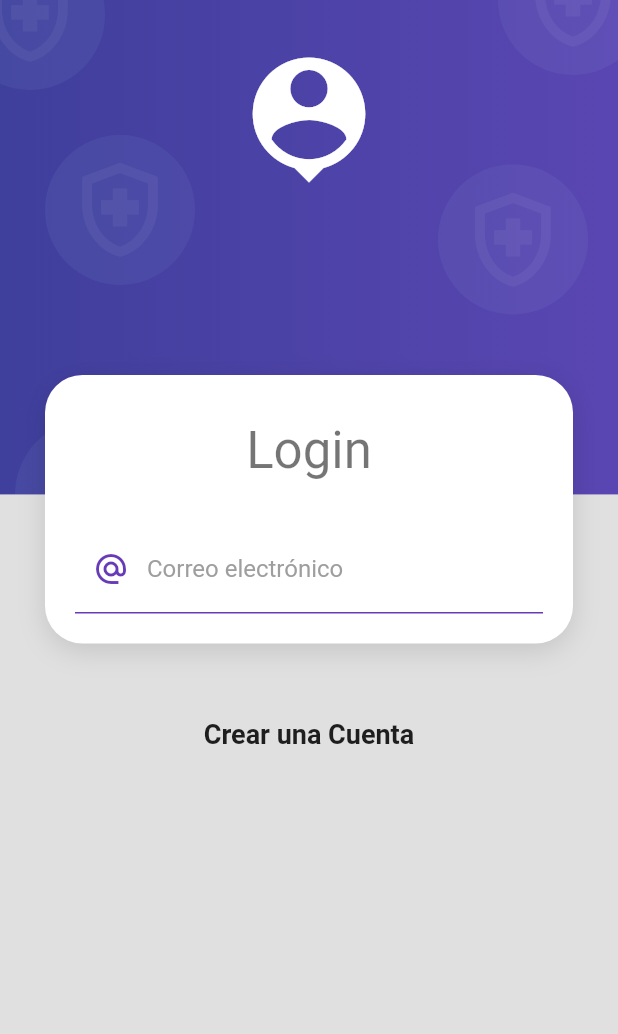
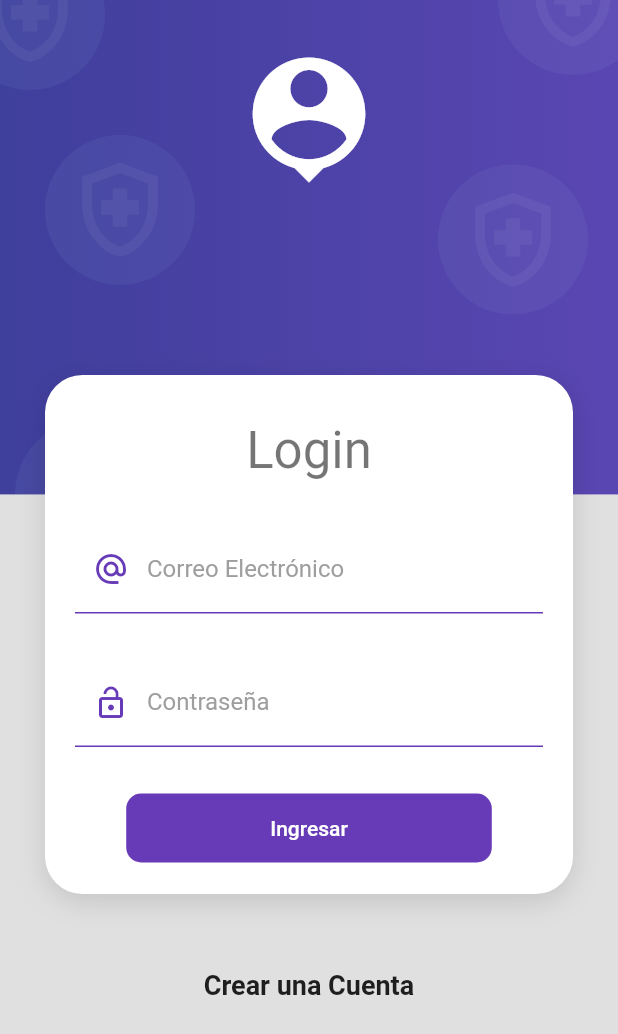
Before and after one commit to hombre-geek/flutter, a Flutter app: the screen it shows after launch, on a phone screen of 412 x 824 dp. Shown: the top 1034 px of the screen. Run offline on Flutter 3.47's test engine with Material 2 defaults, Android fonts, the phone set to English and light mode, and no system bars; our stand-ins replace shared_preferences.

Commit message:
Reutilizacion de Inputs Estilos

```diff
--- a/products_app/lib/screens/login_screen.dart
+++ b/products_app/lib/screens/login_screen.dart
@@ -1,4 +1,5 @@
 import 'package:flutter/material.dart';
+import 'package:products_app/ui/input_decorations.dart';
 import 'package:products_app/widgets/widgets.dart';
 
 class LoginScreen extends StatelessWidget {
@@ -48,30 +49,48 @@
       child: Form(
         child: Column(
           children: [
+
             TextFormField(
               autocorrect: false,
               keyboardType: TextInputType.emailAddress,
-              decoration: InputDecoration(
-                enabledBorder: UnderlineInputBorder(
-                  borderSide: BorderSide(
-                    color: Colors.deepPurple
-                  ),
-                ),
-                focusedBorder: UnderlineInputBorder(
-                  borderSide: BorderSide(
-                    color: Colors.deepPurple,
-                    width: 2,
-                  ),
+              decoration: InputDecorations.authInputDecoration(
+                hintText: 'jhon.doe@tucorreo.com',
+                labelText: 'Correo Electrónico',
+                prefixIcon: Icons.alternate_email_sharp
+              ),
+            ),
 
-                ),
-                hintText: 'jhon.doe@tucorreo.com',
-                labelText: 'Correo electrónico',
-                labelStyle: TextStyle(
-                  color: Colors.grey,
-                ),
-                prefixIcon: Icon( Icons.alternate_email_sharp, color: Colors.deepPurple )
+            SizedBox( height: 30),
+
+            TextFormField(
+              autocorrect: false,
+              obscureText: true,
+              keyboardType: TextInputType.emailAddress,
+              decoration: InputDecorations.authInputDecoration(
+                 hintText: '*****',
+                labelText: 'Contraseña',
+                prefixIcon: Icons.lock_open
               ),
+            ),
+
+            SizedBox( height: 30),
+
+            MaterialButton(
+              shape: RoundedRectangleBorder( borderRadius: BorderRadius.circular(10) ),
+              disabledColor: Colors.grey,
+              elevation: 0,
+              color: Colors.deepPurple,
+              child: Container(
+                padding: EdgeInsets.symmetric( horizontal: 80, vertical: 15 ),
+                child: Text(
+                  'Ingresar',
+                  style: TextStyle( color: Colors.white )),
+              ),
+              onPressed: (){}
             )
+
+
+
           ],
         ) ,
       )
--- /dev/null
+++ b/products_app/lib/ui/input_decorations.dart
@@ -0,0 +1,39 @@
+import 'package:flutter/material.dart';
+
+
+class InputDecorations {
+
+  static InputDecoration authInputDecoration({
+    required String  hintText,
+    required String  labelText,
+    IconData? prefixIcon,
+   }){
+
+    return InputDecoration(
+                enabledBorder: UnderlineInputBorder(
+                  borderSide: BorderSide(
+                    color: Colors.deepPurple
+                  ),
+                ),
+                focusedBorder: UnderlineInputBorder(
+                  borderSide: BorderSide(
+                    color: Colors.deepPurple,
+                    width: 2,
+                  ),
+
+                ),
+                hintText: hintText,
+                labelText: labelText,
+                labelStyle: TextStyle(
+                  color: Colors.grey,
+                ),
+                prefixIcon: prefixIcon != null
+                    ? Icon( prefixIcon, color: Colors.deepPurple )
+                    : null
+              );
+
+  }
+
+
+
+}
```
